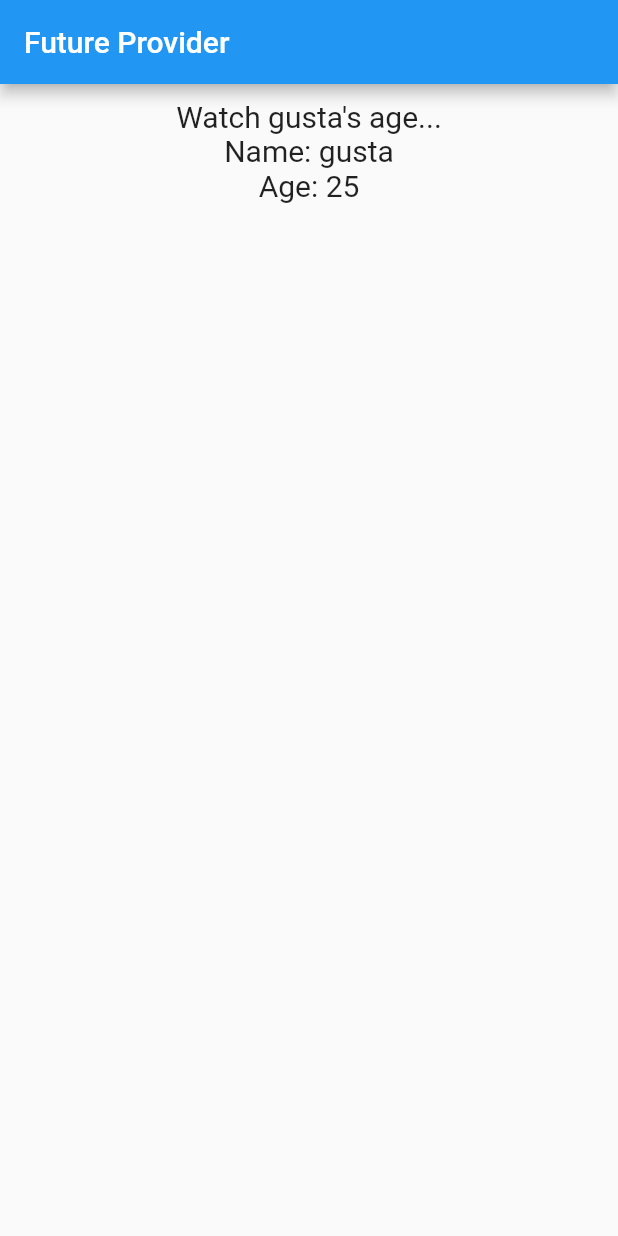
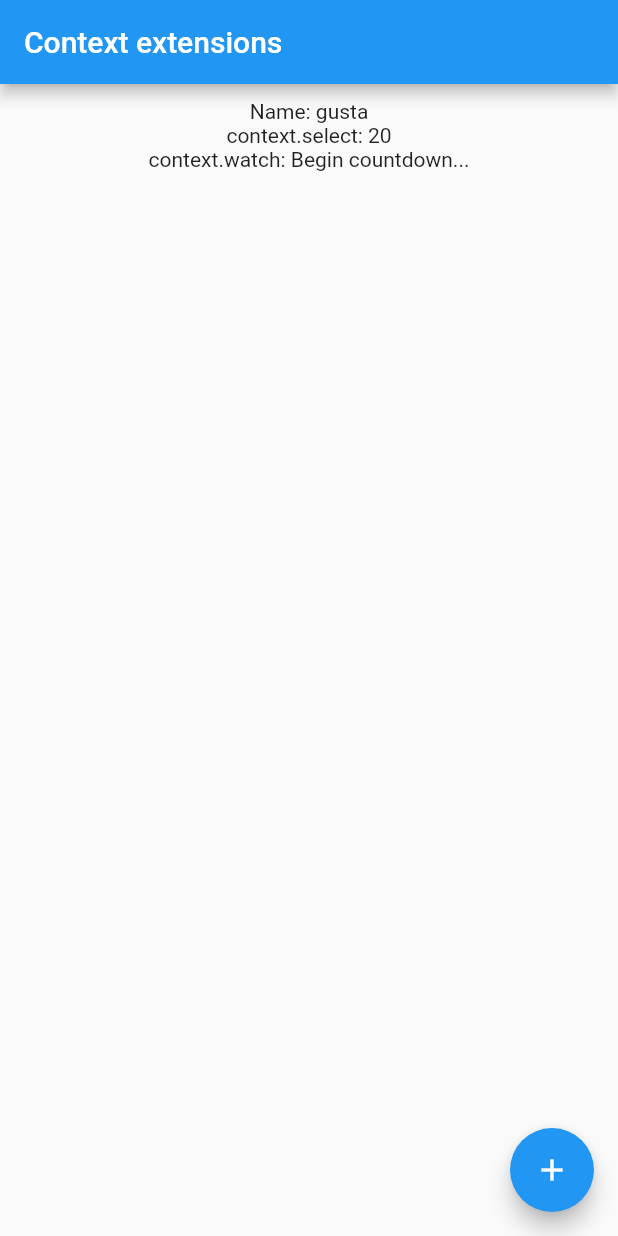
Before and after one commit to gustaaa/belajar_flutter_provider, a Flutter app: the first screen one second after launch, on a phone screen of 412 x 824 dp. Run offline on Flutter 3.47's test engine with Material 2 defaults, Android fonts, the phone set to English and light mode, and no system bars.

Commit message:
Context_extensions

```diff
--- a/lib/main.dart
+++ b/lib/main.dart
@@ -1,13 +1,21 @@
 import 'package:flutter/material.dart';
+import 'package:flutter_provider/countdown.dart';
 import 'package:flutter_provider/person.dart';
 import 'package:provider/provider.dart';
 
 void main() {
   runApp(
-    StreamProvider<String>(
-      create: (_) => Person(name: 'gusta', age: 20).umur,
-      initialData: 25.toString(),
-      catchError: (_, error) => error.toString(),
+    MultiProvider(
+      providers: [
+        StreamProvider<String>(
+          create: (_) => Countdown.start(),
+          initialData: "Begin countdown...",
+          catchError: (_, error) => error.toString(),
+        ),
+        ChangeNotifierProvider<Person>(
+          create: (_) => Person(name: 'gusta', age: 20),
+        ),
+      ],
       child: const MyApp(),
     ),
   );
@@ -36,32 +44,25 @@ class MyNamePage extends StatelessWidget {
   Widget build(BuildContext context) {
     return Scaffold(
       appBar: AppBar(
-        title: const Text("Future Provider"),
+        title: const Text("Context extensions"),
       ),
       body: Padding(
         padding: const EdgeInsets.all(10.0),
         child: Center(
-          child: Consumer<String>(
-            builder: (context, String umur, child) {
-              return Column(
-                children: <Widget>[
-                  const Text(
-                    "Watch gusta's age...",
-                    style: TextStyle(fontSize: 20),
-                  ),
-                  const Text(
-                    "Name: gusta",
-                    style: TextStyle(fontSize: 20),
-                  ),
-                  Text(
-                    "Age: $umur",
-                    style: TextStyle(fontSize: 20),
-                  ),
-                ],
-              );
-            },
+          child: Column(
+            children: <Widget>[
+              Text("Name: ${Provider.of<Person>(context).name}"),
+              Text("context.select: ${context.select((Person p) => p.age)}"),
+              Text("context.watch: ${context.watch<String>()}"),
+            ],
           ),
         ),
+      ),
+      floatingActionButton: FloatingActionButton(
+        onPressed: () {
+          context.read<Person>().increaseAge();
+        },
+        child: const Icon(Icons.add),
       ),
     );
   }
```
Also changed, not shown: lib/countdown.dart (added, +13 -0 lines), lib/person.dart (+8 -8 lines).
